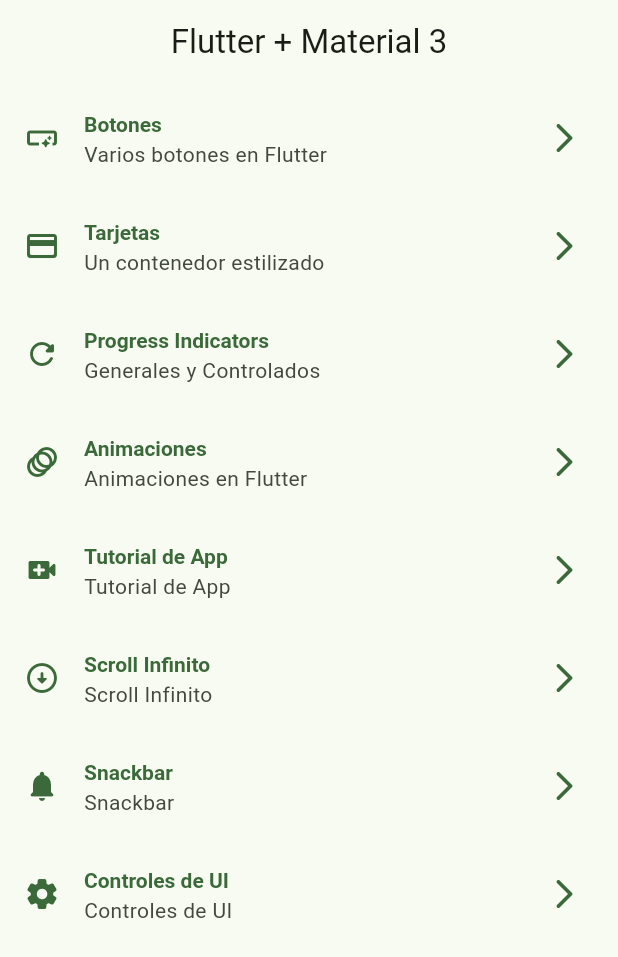
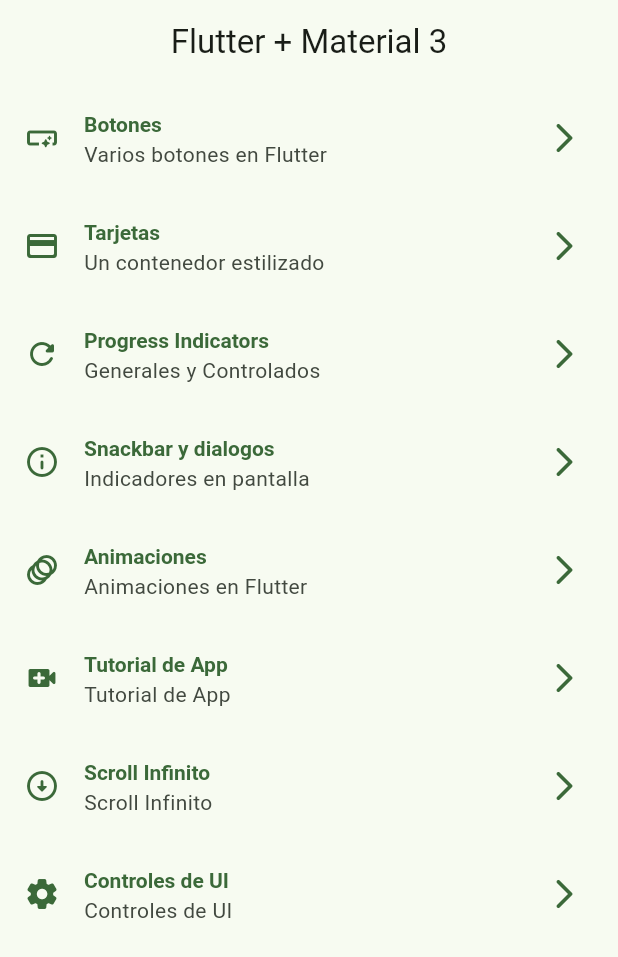
Before and after one commit to DennisErazo1996/flutter-widgets-app, a Flutter app: the screen it shows after launch, on a phone screen of 412 x 824 dp. Shown: the top 957 px of the screen. Run offline on Flutter 3.47's test engine with Material 3 defaults, Android fonts, the phone set to English and light mode, and no system bars; our stand-ins replace go_router.

Commit message:
snackbars dialogs terminados

```diff
--- a/lib/config/menu/menu_items.dart
+++ b/lib/config/menu/menu_items.dart
@@ -30,6 +30,11 @@ const appMenuItems = <MenuItem>[
       link: '/progress',
       icon: Icons.refresh_rounded),
   MenuItem(
+      title: 'Snackbar y dialogos',
+      subTitle: 'Indicadores en pantalla',
+      link: '/snackbar',
+      icon: Icons.info_outline_rounded),
+  MenuItem(
       title: 'Animaciones',
       subTitle: 'Animaciones en Flutter',
       link: '/animated',
@@ -45,11 +50,6 @@ const appMenuItems = <MenuItem>[
       link: '/infinite_scroll',
       icon: Icons.arrow_circle_down_rounded),
   MenuItem(
-      title: 'Snackbar',
-      subTitle: 'Snackbar',
-      link: '/snackbar',
-      icon: Icons.notifications_rounded),
-  MenuItem(
       title: 'Controles de UI',
       subTitle: 'Controles de UI',
       link: '/ui_controls',
--- a/lib/main.dart
+++ b/lib/main.dart
@@ -12,6 +12,7 @@ class MainApp extends StatelessWidget {
   @override
   Widget build(BuildContext context) {
     return MaterialApp.router(
+      title: 'Flutter widgets',
       routerConfig: appRouter,
       theme: AppTheme(selectedColor: 2).getTheme(),
       debugShowCheckedModeBanner: false,
```
Also changed, not shown: lib/config/presentation/screens/snackbar/snackbar_screen.dart (+73 -1 lines).
